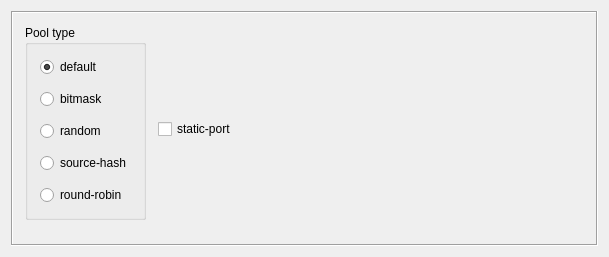
This is src/gui/natruleoptionsdialog_q.ui in fwbuilder/fwbuilder as Qt 5 draws it before an edit. The edited form follows.
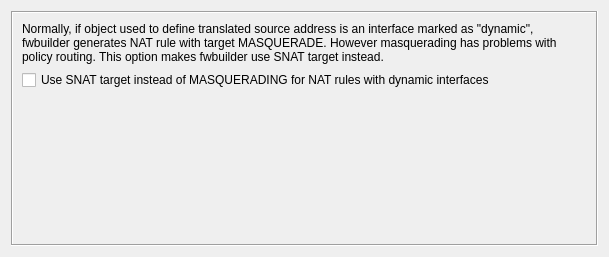
This is the edited form.

```diff
--- a/src/gui/natruleoptionsdialog_q.ui
+++ b/src/gui/natruleoptionsdialog_q.ui
@@ -78,9 +78,43 @@
        </item>
       </layout>
      </widget>
-     <widget class="QWidget" name="pfNATRuleOptions" >
-      <layout class="QGridLayout" >
-       <property name="margin" >
+     <widget class="QWidget" name="iptNATRuleOptions">
+      <layout class="QGridLayout" name="gridLayout_2">
+       <item row="0" column="0">
+        <widget class="QLabel" name="label">
+         <property name="text">
+          <string>Normally, if object used to define translated source address is an interface marked as &quot;dynamic&quot;,  fwbuilder generates NAT rule with target MASQUERADE. However masquerading has problems with policy routing. This option makes fwbuilder use SNAT target instead.</string>
+         </property>
+         <property name="wordWrap">
+          <bool>true</bool>
+         </property>
+        </widget>
+       </item>
+       <item row="1" column="0">
+        <widget class="QCheckBox" name="ipt_use_snat_instead_of_masq">
+         <property name="text">
+          <string>Use SNAT target instead of MASQUERADING for NAT rules with dynamic interfaces</string>
+         </property>
+        </widget>
+       </item>
+       <item row="2" column="0">
+        <spacer name="verticalSpacer">
+         <property name="orientation">
+          <enum>Qt::Vertical</enum>
+         </property>
+         <property name="sizeHint" stdset="0">
+          <size>
+           <width>20</width>
+           <height>81</height>
+          </size>
+         </property>
+        </spacer>
+       </item>
+      </layout>
+     </widget>
+     <widget class="QWidget" name="pfNATRuleOptions">
+      <layout class="QGridLayout">
+       <property name="margin">
         <number>12</number>
        </property>
        <property name="spacing" >
```
Left out of the diff: 189 changed lines with no effect on the pictures.
